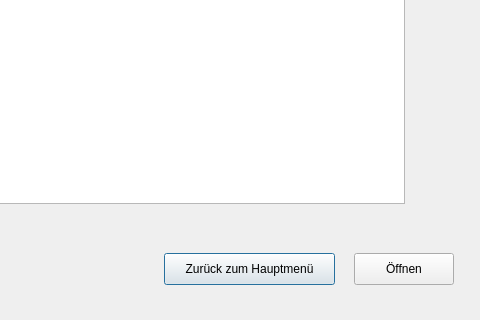
This is editnote.ui in as070700/Noteapp as Qt 5 draws it before an edit; both pictures show x 276 to 756 and y 197 to 517 of the 756 by 517 pixel window. The edited form follows.
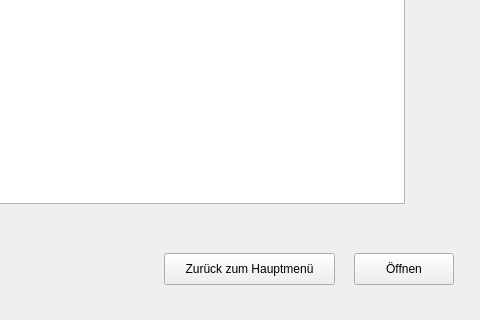
This is the edited form.

What changed in the file:
```diff
--- a/editnote.ui
+++ b/editnote.ui
@@ -1,7 +1,7 @@
 <?xml version="1.0" encoding="UTF-8"?>
 <ui version="4.0">
  <class>editnote</class>
- <widget class="QDialog" name="editnote">
+ <widget class="QWidget" name="editnote">
   <property name="geometry">
    <rect>
     <x>0</x>
```
